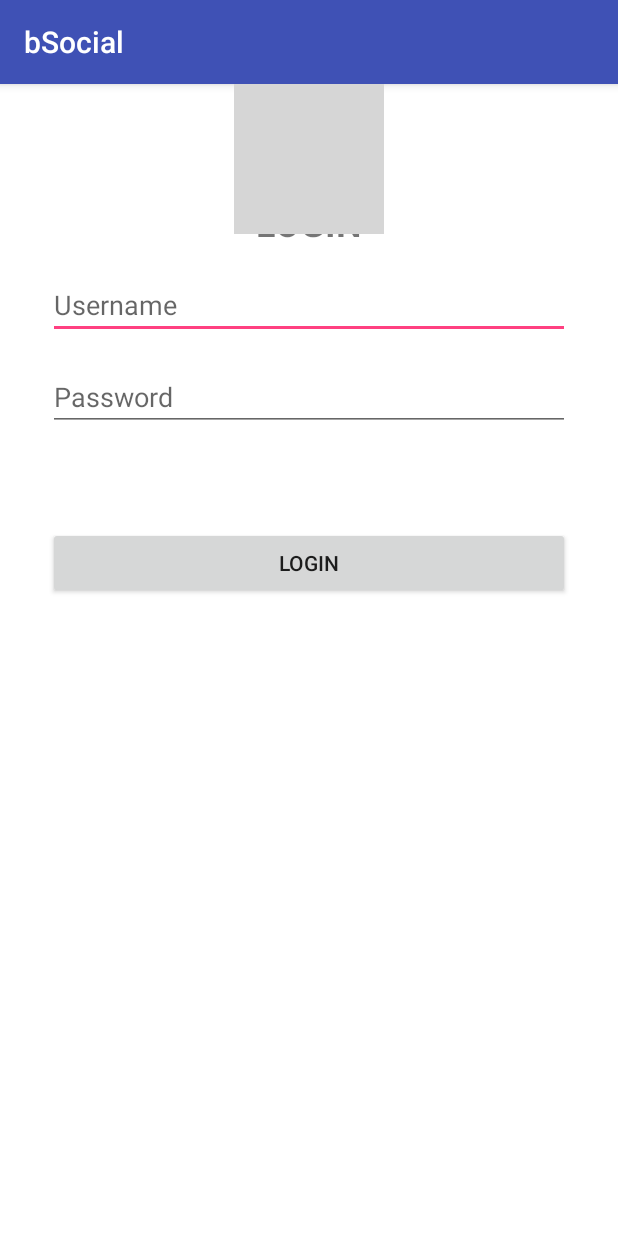
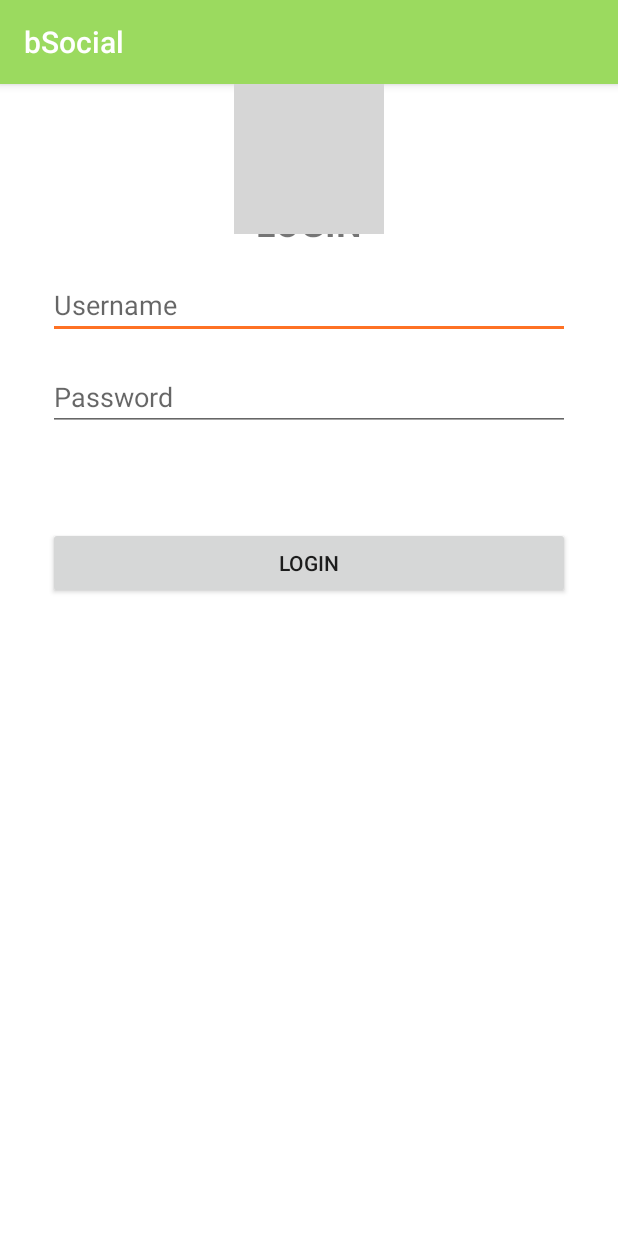
Before and after one commit to paladin952/bSocial-android, an Android app: the LoginActivity screen opened directly, with no data from a screen before it, on a phone screen of 412 x 824 dp. Run offline under Robolectric (Android 15) with nearby library versions, the phone set to English and light mode, and no system bars; our stand-ins replace ButterKnife; grey boxes are pictures that could not be loaded.

Commit message:
more design for authenticate

```diff
--- a/app/src/main/res/values/colors.xml
+++ b/app/src/main/res/values/colors.xml
@@ -1,6 +1,9 @@
 <?xml version="1.0" encoding="utf-8"?>
 <resources>
-    <color name="colorPrimary">#3F51B5</color>
+    <color name="colorPrimary">#9BDA5F</color>
     <color name="colorPrimaryDark">#303F9F</color>
-    <color name="colorAccent">#FF4081</color>
+    <color name="colorAccent">#FE7124</color>
+
+    <color name="orange_light">#FE7124</color>
+    <color name="red">@android:color/holo_red_dark</color>
 </resources>
```
Also changed, not shown: app/src/main/res/layout/activity_authenticate.xml (+5 -3 lines).
